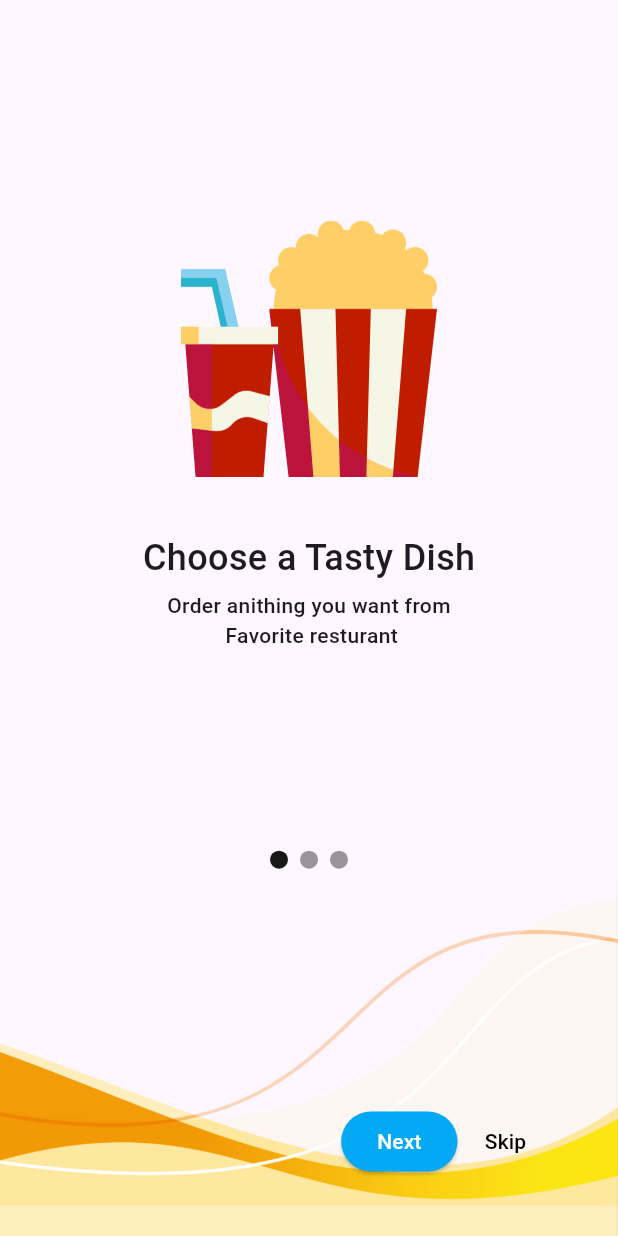
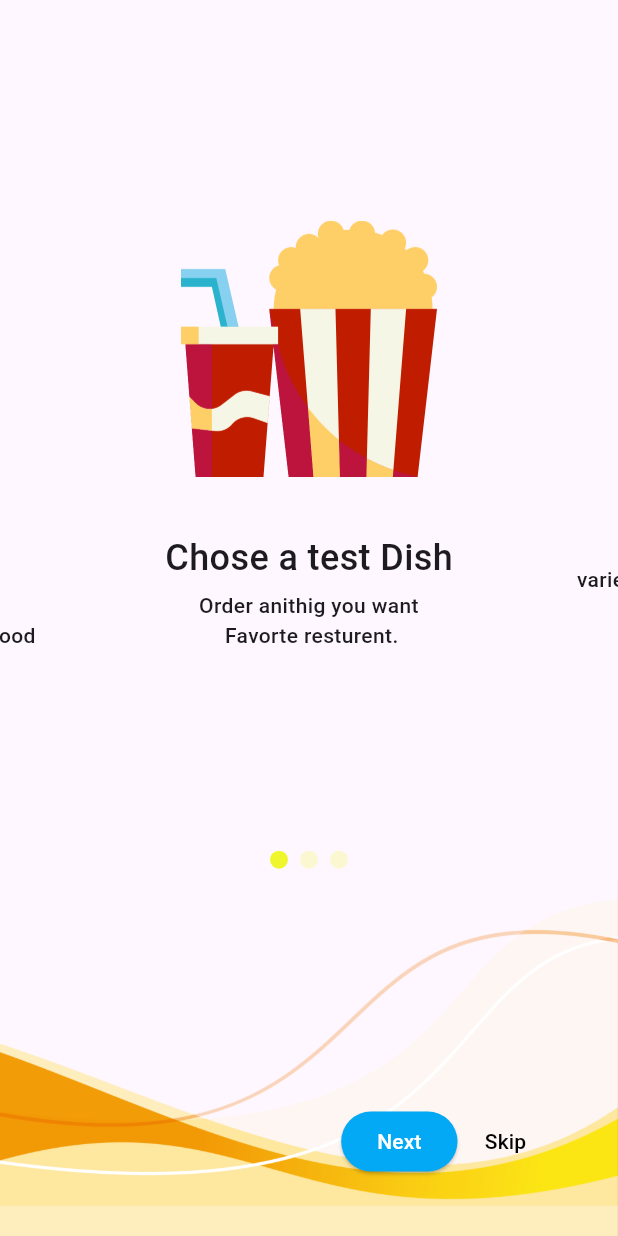
Before and after one commit to Risitha-Nadimal/Food-Deliver-App, a Flutter app: the screen it shows after launch, on a phone screen of 412 x 824 dp. Run offline on Flutter 3.47's test engine with Material 3 defaults, Android fonts, the phone set to English and light mode, and no system bars; drawn by our look-alikes of carousel_slider; our stand-ins replace animate_do.

Commit message:
getting start page finish

```diff
--- a/food_deliver_app/lib/Scrren/splashscrren/getting_start_page.dart
+++ b/food_deliver_app/lib/Scrren/splashscrren/getting_start_page.dart
@@ -13,10 +13,21 @@ class GettingStart extends StatefulWidget {
 
 class _GettingStartState extends State<GettingStart> {
   CarouselController buttonCarouselController = CarouselController();
-  List list = [
-    1,
-    2,
-    3,
+  List<Widget> list = [
+    const SliderItem(
+        image: "popcorn.png",
+        text1: "Chose a test Dish",
+        text2: "Order anithig you want\n Favorte resturent."),
+    const SliderItem(
+        image: "Seek.png",
+        text1: "Enjoye the Taste!",
+        text2:
+            "Healthy eattings means editing a \nvariety of foods that give you the nutrients you\n need to maintains your health."),
+    const SliderItem(
+        image: "wallet.png",
+        text1: "Easy Paiyment",
+        text2:
+            "payment make easy through debit\n card, credit card & more ways to pay for food "),
   ];
   int _current = 0;
   @override
@@ -35,30 +46,13 @@ class _GettingStartState extends State<GettingStart> {
                 },
                 // autoPlay: true,
                 height: utilFunction.mediaquary(context).height / 2),
+            carouselController: buttonCarouselController,
             items: list.map((i) {
               return Builder(
                 builder: (BuildContext context) {
                   return SizedBox(
                     child: Column(
-                      children: [
-                        Image.asset(
-                          Constans.imageassest("popcorn.png"),
-                          scale: 3,
-                        ),
-                        const SizedBox(height: 37),
-                        const Text(
-                          "Choose a Tasty Dish",
-                          style: TextStyle(
-                              fontSize: 24, fontWeight: FontWeight.w500),
-                        ),
-                        const SizedBox(height: 5),
-                        const Text(
-                          "Order anithing you want from \n Favorite resturant ",
-                          textAlign: TextAlign.center,
-                          style: TextStyle(
-                              fontSize: 14, fontWeight: FontWeight.w500),
-                        ),
-                      ],
+                      children: [i],
                     ),
                   );
                 },
@@ -69,7 +63,7 @@ class _GettingStartState extends State<GettingStart> {
             mainAxisAlignment: MainAxisAlignment.center,
             children: list.asMap().entries.map((entry) {
               return GestureDetector(
-                onTap: () => buttonCarouselController.animateToPage(entry.key),
+                onTap: () => buttonCarouselController.nextPage(),
                 child: Container(
                   width: 12.0,
                   height: 12.0,
@@ -78,29 +72,67 @@ class _GettingStartState extends State<GettingStart> {
                   decoration: BoxDecoration(
                       shape: BoxShape.circle,
                       color: (Theme.of(context).brightness == Brightness.dark
-                              ? Colors.white
-                              : Colors.black)
-                          .withOpacity(_current == entry.key ? 0.9 : 0.4)),
+                              ? const Color.fromARGB(255, 107, 2, 2)
+                              : const Color.fromARGB(255, 239, 246, 22))
+                          .withOpacity(_current == entry.key ? 0.9 : 0.2)),
                 ),
               );
             }).toList(),
           ),
-          const bottomside(),
+          bottomside(
+            ontap: () => buttonCarouselController.nextPage(),
+          ),
         ],
       ),
     ));
   }
 }
 
+class SliderItem extends StatelessWidget {
+  const SliderItem(
+      {super.key,
+      required this.image,
+      required this.text1,
+      required this.text2});
+
+  final String image;
+  final String text1;
+  final String text2;
+
+  @override
+  Widget build(BuildContext context) {
+    return Column(
+      children: [
+        Image.asset(
+          Constans.imageassest(image),
+          scale: 3,
+        ),
+        const SizedBox(height: 37),
+        Text(
+          text1,
+          style: const TextStyle(fontSize: 24, fontWeight: FontWeight.w500),
+        ),
+        const SizedBox(height: 5),
+        Text(
+          text2,
+          textAlign: TextAlign.center,
+          style: const TextStyle(fontSize: 14, fontWeight: FontWeight.w500),
+        ),
+      ],
+    );
+  }
+}
+
 class bottomside extends StatelessWidget {
   const bottomside({
     super.key,
+    required this.ontap,
   });
 
+  final Function() ontap;
   @override
   Widget build(BuildContext context) {
-    return Container(
-      child: Stack(children: [
+    return Stack(children: [
       Image.asset(
         Constans.imageassest("bottom.png"),
         width: utilFunction.mediaquary(context).width,
@@ -115,9 +147,8 @@ class bottomside extends StatelessWidget {
             ElevatedButton(
               style: const ButtonStyle(
                   shape: MaterialStatePropertyAll(StadiumBorder()),
-                    backgroundColor:
-                        MaterialStatePropertyAll(Colors.lightBlue)),
-                onPressed: () {},
+                  backgroundColor: MaterialStatePropertyAll(Colors.lightBlue)),
+              onPressed: ontap,
               child: const Text("Next", style: TextStyle(color: kwhite)),
             ),
             TextButton(
@@ -129,7 +160,6 @@ class bottomside extends StatelessWidget {
           ],
         ),
       )
-      ]),
-    );
+    ]);
   }
 }
```
Lines whose indentation alone changed are shown as unchanged.
